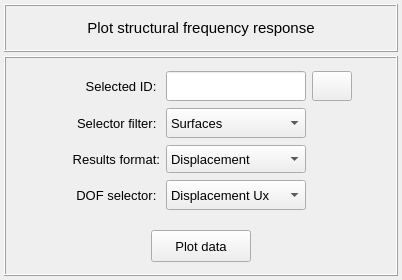
MOPT-UFSC/VIBRA, file vibra/interface/data/ui_files/plots/structural/structural_frequency_response_inputs.ui: the form before one commit.
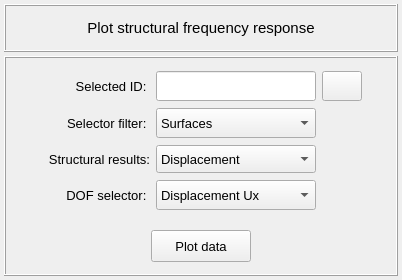
The form after the commit. Icons and pictures are not drawn.

Diff of the .ui file:
```diff
--- a/vibra/interface/data/ui_files/plots/structural/structural_frequency_response_inputs.ui
+++ b/vibra/interface/data/ui_files/plots/structural/structural_frequency_response_inputs.ui
@@ -383,13 +383,13 @@
           <widget class="QComboBox" name="comboBox_structural_results">
            <property name="minimumSize">
             <size>
-             <width>140</width>
+             <width>160</width>
              <height>28</height>
             </size>
            </property>
            <property name="maximumSize">
             <size>
-             <width>140</width>
+             <width>160</width>
              <height>28</height>
             </size>
            </property>
@@ -420,13 +420,13 @@
           <widget class="QComboBox" name="comboBox_selector_filter">
            <property name="minimumSize">
             <size>
-             <width>140</width>
+             <width>160</width>
              <height>30</height>
             </size>
            </property>
            <property name="maximumSize">
             <size>
-             <width>140</width>
+             <width>160</width>
              <height>30</height>
             </size>
            </property>
@@ -484,7 +484,7 @@
             </font>
            </property>
            <property name="text">
-            <string>Results format:</string>
+            <string>Structural results:</string>
            </property>
            <property name="alignment">
             <set>Qt::AlignmentFlag::AlignRight|Qt::AlignmentFlag::AlignTrailing|Qt::AlignmentFlag::AlignVCenter</set>
@@ -508,13 +508,13 @@
           <widget class="QLineEdit" name="lineEdit_selection_id">
            <property name="minimumSize">
             <size>
-             <width>140</width>
+             <width>160</width>
              <height>30</height>
             </size>
            </property>
            <property name="maximumSize">
             <size>
-             <width>140</width>
+             <width>160</width>
              <height>30</height>
             </size>
            </property>
@@ -538,13 +538,13 @@
           <widget class="QComboBox" name="comboBox_dof_selector">
            <property name="minimumSize">
             <size>
-             <width>140</width>
+             <width>160</width>
              <height>30</height>
             </size>
            </property>
            <property name="maximumSize">
             <size>
-             <width>140</width>
+             <width>160</width>
              <height>30</height>
             </size>
            </property>
```
